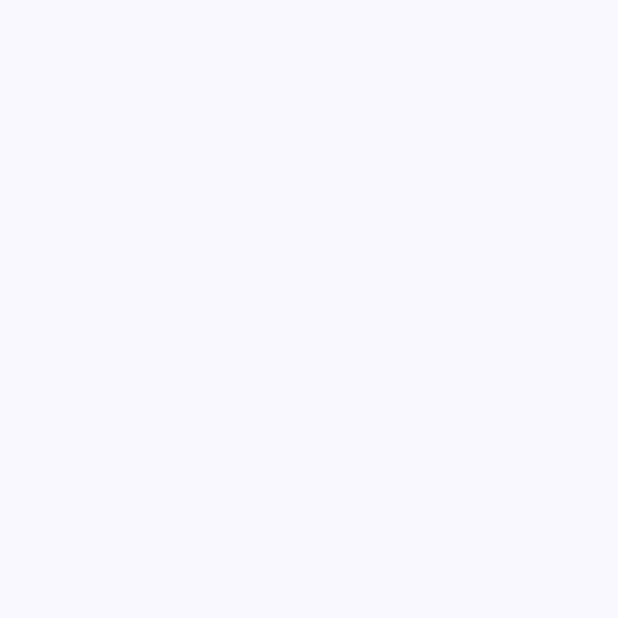
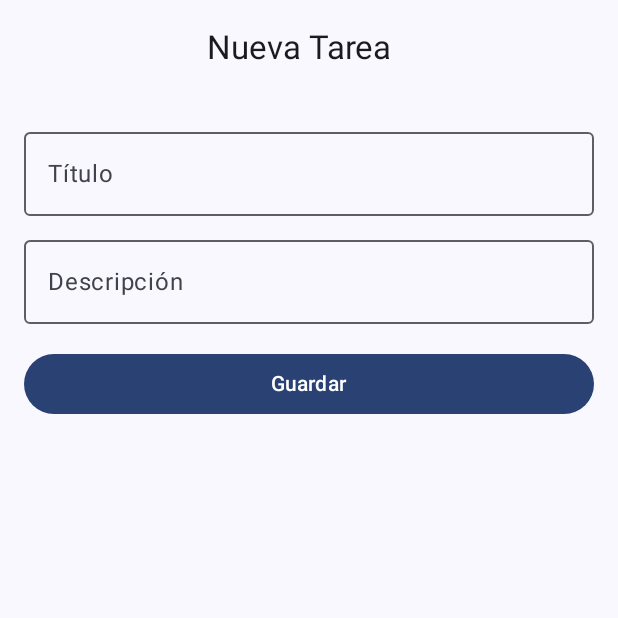
Before and after one commit to pcl98/GestorTareas, an Android app built with Jetpack Compose: the TaskFormScreen screen opened through its navigation route, on a phone screen of 412 x 824 dp, the top half of it. Before the commit the part shown is empty. Run offline under Robolectric (Android 15) with nearby library versions, the phone set to English and light mode, and no system bars.

Commit message:
Creación de TaskFormScreen.kt

```diff
--- a/app/src/main/java/es/viu/gestortareas/ui/screens/TaskFormScreen.kt
+++ b/app/src/main/java/es/viu/gestortareas/ui/screens/TaskFormScreen.kt
@@ -1,9 +1,64 @@
 package es.viu.gestortareas.ui.screens
 
+import androidx.compose.foundation.layout.Column
+import androidx.compose.foundation.layout.fillMaxWidth
+import androidx.compose.foundation.layout.padding
+import androidx.compose.material3.Button
+import androidx.compose.material3.OutlinedTextField
+import androidx.compose.material3.Scaffold
+import androidx.compose.material3.Text
 import androidx.compose.runtime.Composable
-import androidx.navigation.NavHostController
+import androidx.compose.runtime.getValue
+import androidx.compose.runtime.mutableStateOf
+import androidx.compose.runtime.remember
+import androidx.compose.runtime.setValue
+import androidx.compose.ui.Modifier
+import androidx.compose.ui.unit.dp
+import androidx.navigation.NavController
+import es.viu.gestortareas.ui.components.CustomTopBar
 
+/**
+ *
+ * Pantalla para crear o editar una tarea. Contiene campos de texto y botón de guardar.
+ *
+ */
 @Composable
-fun TaskFormScreen(navController: NavHostController) {
+fun TaskFormScreen(navController: NavController) {
+    var title by remember { mutableStateOf("") }
+    var description by remember { mutableStateOf("") }
+
+    Scaffold(
+        topBar = { CustomTopBar("Nueva Tarea") }
+    ) { padding ->
+        Column(
+            modifier = Modifier
+                .fillMaxWidth()
+                .padding(16.dp)
+                .padding(padding)
+        ) {
+            OutlinedTextField(
+                value = title,
+                onValueChange = { title = it },
+                label = { Text("Título") },
+                modifier = Modifier.fillMaxWidth()
+            )
+            OutlinedTextField(
+                value = description,
+                onValueChange = { description = it },
+                label = { Text("Descripción") },
+                modifier = Modifier
+                    .fillMaxWidth()
+                    .padding(top = 8.dp)
+            )
+            Button(
+                onClick = { /* TODO: llamar a ViewModel */},
+                modifier = Modifier
+                    .padding(top = 16.dp)
+                    .fillMaxWidth()
+            ) {
+                Text("Guardar")
+            }
+        }
+    }
 
 }
```
